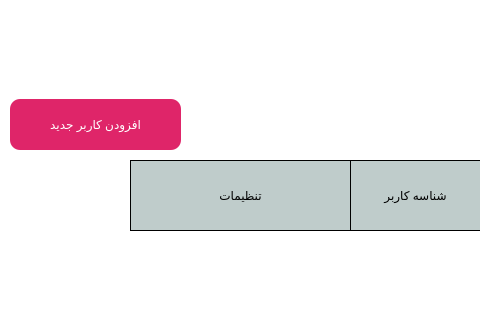
Old version of the form OnlineShop/uiDesigns/viewAllUsersUI.ui in the repository AP-1400-2/G2-Final; both pictures show x 0 to 480 and y 0 to 320 of the 1122 by 832 pixel window.
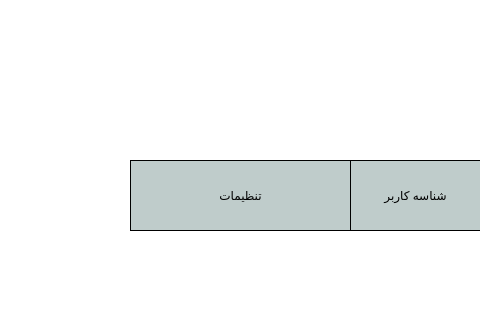
New version of the form. Icons and pictures are not drawn.

Commit message: update for viewAllProductsUI and viewAllUsersUI

```diff
--- a/OnlineShop/uiDesigns/viewAllUsersUI.ui
+++ b/OnlineShop/uiDesigns/viewAllUsersUI.ui
@@ -65,30 +65,6 @@
      <string>تعداد کاربران فروشگاه: 3 </string>
     </property>
    </widget>
-   <widget class="QPushButton" name="pay_btn">
-    <property name="geometry">
-     <rect>
-      <x>10</x>
-      <y>100</y>
-      <width>171</width>
-      <height>51</height>
-     </rect>
-    </property>
-    <property name="cursor">
-     <cursorShape>PointingHandCursor</cursorShape>
-    </property>
-    <property name="styleSheet">
-     <string notr="true">#pay_btn{
-border-radius : 10%;
-background-color: #df2569;
-color : #fff;
-font: 10pt &quot;IRANSans&quot;;
-}</string>
-    </property>
-    <property name="text">
-     <string>افزودن کاربر جدید</string>
-    </property>
-   </widget>
   </widget>
   <widget class="QWidget" name="widget" native="true">
    <property name="geometry">
```
The commit also changes 1 other file.
